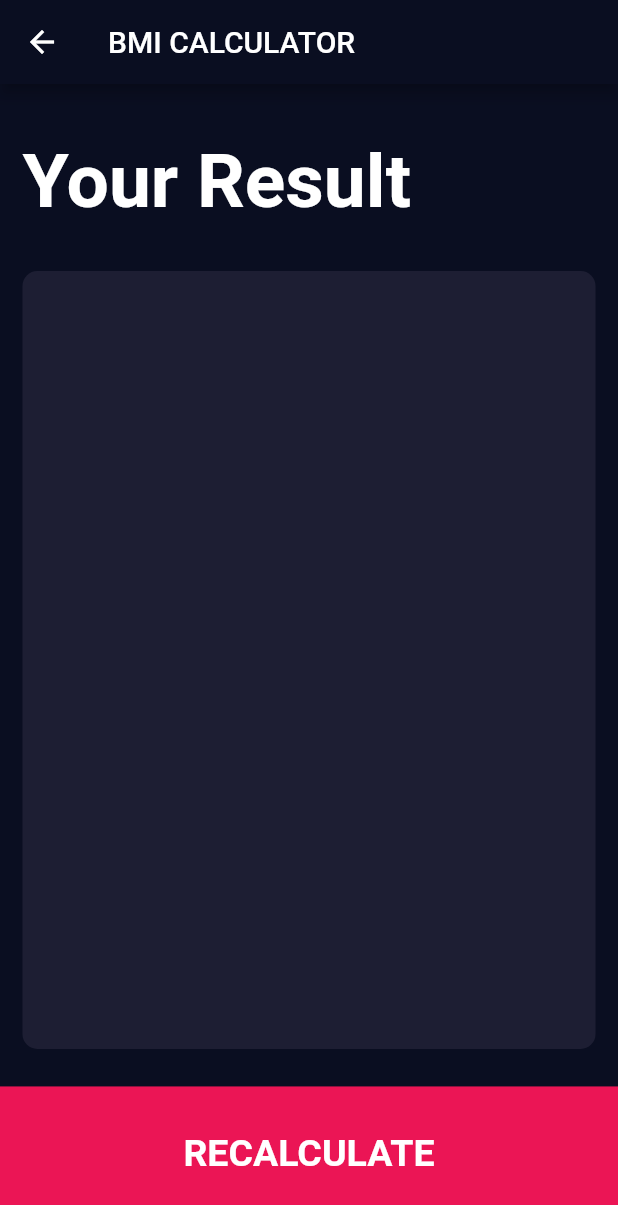
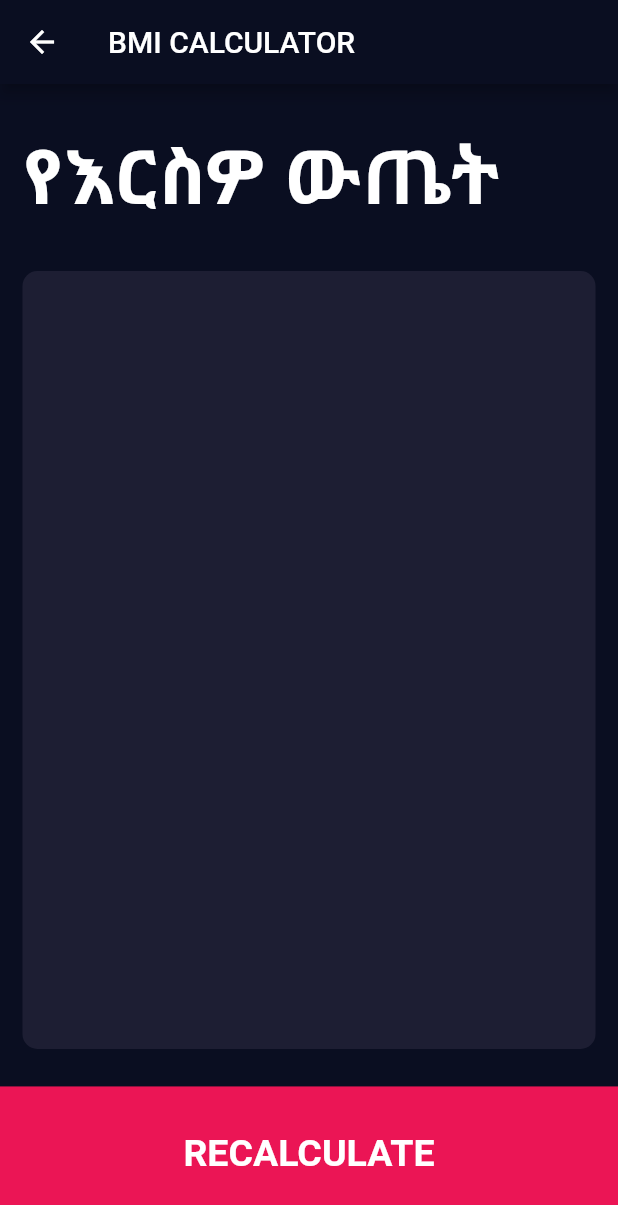
Before and after one commit to AnexDev1/Beautiful-BMI-Calculator-flutter, a Flutter app: the ResultsPage screen opened directly with empty values, on a phone screen of 412 x 824 dp. Shown: the top 1205 px of the screen. Run offline on Flutter 3.47's test engine with Material 2 defaults, Android fonts, the phone set to English and light mode, and no system bars; our stand-ins replace font_awesome_flutter.

Commit message:
implemented native language

```diff
--- a/lib/screens/results_page.dart
+++ b/lib/screens/results_page.dart
@@ -24,7 +24,7 @@ class ResultsPage extends StatelessWidget {
               padding: const EdgeInsets.all(15.0),
               alignment: Alignment.bottomLeft,
               child: const Text(
-                'Your Result',
+                'የእርስዎ ውጤት',
                 style: TextStyle(
                   fontSize: 50.0,
                   fontWeight: FontWeight.bold,
```
Also changed, not shown: lib/calculator_brain.dart (+6 -6 lines).
